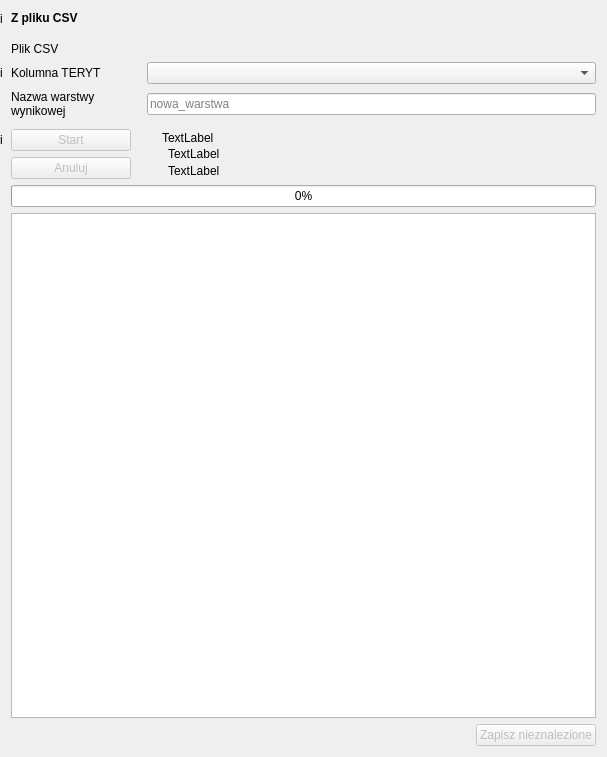
Before: the Qt Designer form gissupport_plugin/modules/uldk/modules/from_csv_file/main.ui in gis-support/gis-support-plugin, drawn with Qt 5.
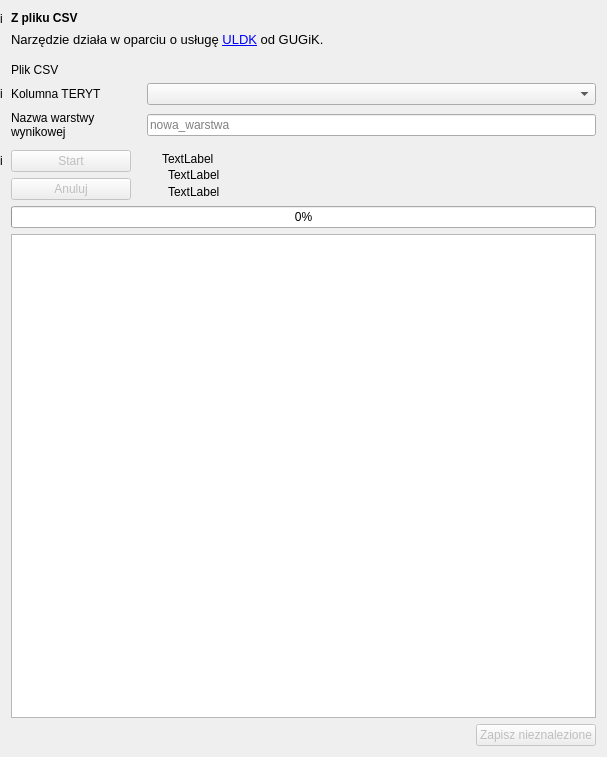
After: the same form once the commit is applied. Custom widgets are drawn as their Qt base class.

What changed in the file:
```diff
--- a/gissupport_plugin/modules/uldk/modules/from_csv_file/main.ui
+++ b/gissupport_plugin/modules/uldk/modules/from_csv_file/main.ui
@@ -78,7 +78,23 @@
        </property>
       </widget>
      </item>
-     <item row="7" column="0">
+     <item row="1" column="1" colspan="3">
+      <widget class="QLabel" name="infoLabel">
+       <property name="text">
+        <string>&lt;html&gt;&lt;head/&gt;&lt;body&gt;&lt;p&gt;&lt;span style=&quot; font-size:10pt;&quot;&gt;Narzędzie działa w oparciu o usługę &lt;a href=&quot;https://uldk.gugik.gov.pl/opis.html&quot;&gt;&lt;span style=&quot; text-decoration: underline; color:#0000ff;&quot;&gt;ULDK&lt;/span&gt;&lt;/a&gt; od GUGiK.&lt;/span&gt;&lt;/p&gt;&lt;/body&gt;&lt;/html&gt;</string>
+       </property>
+       <property name="textFormat">
+        <enum>Qt::RichText</enum>
+       </property>
+       <property name="wordWrap">
+        <bool>true</bool>
+       </property>
+       <property name="openExternalLinks">
+        <bool>true</bool>
+       </property>
+      </widget>
+     </item>
+     <item row="8" column="0">
       <widget class="QLabel" name="label_info_start">
        <property name="maximumSize">
         <size>
@@ -97,7 +113,7 @@
        </property>
       </widget>
      </item>
-     <item row="7" column="1">
+     <item row="8" column="1">
       <widget class="QPushButton" name="button_start">
        <property name="enabled">
         <bool>false</bool>
@@ -119,7 +135,7 @@
        </property>
       </widget>
      </item>
-     <item row="1" column="1">
+     <item row="2" column="1">
       <spacer name="verticalSpacer">
        <property name="orientation">
         <enum>Qt::Vertical</enum>
@@ -135,7 +151,7 @@
        </property>
       </spacer>
      </item>
-     <item row="3" column="1">
+     <item row="4" column="1">
       <widget class="QLabel" name="label_2">
        <property name="maximumSize">
         <size>
@@ -148,7 +164,7 @@
        </property>
       </widget>
      </item>
-     <item row="5" column="1">
+     <item row="6" column="1">
       <widget class="QLabel" name="label_3">
        <property name="text">
         <string>Nazwa warstwy
@@ -162,7 +178,7 @@
        </property>
       </widget>
      </item>
-     <item row="8" column="1">
+     <item row="9" column="1">
       <widget class="QPushButton" name="button_cancel">
        <property name="enabled">
         <bool>false</bool>
@@ -190,7 +206,7 @@
        </property>
       </widget>
      </item>
-     <item row="7" column="3" rowspan="2">
+     <item row="8" column="3" rowspan="2">
       <layout class="QVBoxLayout" name="verticalLayout_3">
        <property name="leftMargin">
         <number>15</number>
@@ -224,7 +240,7 @@
        </item>
       </layout>
      </item>
-     <item row="2" column="1">
+     <item row="3" column="1">
       <widget class="QLabel" name="label">
        <property name="maximumSize">
         <size>
@@ -237,7 +253,7 @@
        </property>
       </widget>
      </item>
-     <item row="6" column="3">
+     <item row="7" column="3">
       <spacer name="verticalSpacer_3">
        <property name="orientation">
         <enum>Qt::Vertical</enum>
@@ -253,7 +269,7 @@
        </property>
       </spacer>
      </item>
-     <item row="5" column="3">
+     <item row="6" column="3">
       <widget class="QLineEdit" name="text_edit_layer_name">
        <property name="minimumSize">
         <size>
@@ -266,7 +282,7 @@
        </property>
       </widget>
      </item>
-     <item row="3" column="0">
+     <item row="4" column="0">
       <widget class="QLabel" name="label_info_column">
        <property name="maximumSize">
         <size>
@@ -285,7 +301,7 @@
        </property>
       </widget>
      </item>
-     <item row="3" column="3">
+     <item row="4" column="3">
       <widget class="QComboBox" name="combobox_teryt_column">
        <property name="minimumSize">
         <size>
@@ -295,7 +311,7 @@
        </property>
       </widget>
      </item>
-     <item row="9" column="1" colspan="3">
+     <item row="10" column="1" colspan="3">
       <widget class="QProgressBar" name="progress_bar">
        <property name="sizePolicy">
         <sizepolicy hsizetype="Minimum" vsizetype="Fixed">
@@ -314,10 +330,10 @@
        </property>
       </widget>
      </item>
-     <item row="10" column="1" colspan="3">
+     <item row="11" column="1" colspan="3">
       <widget class="QTableWidget" name="table_errors"/>
      </item>
-     <item row="2" column="3">
+     <item row="3" column="3">
       <widget class="QgsFileWidget" name="file_select" native="true">
        <property name="minimumSize">
         <size>
```
